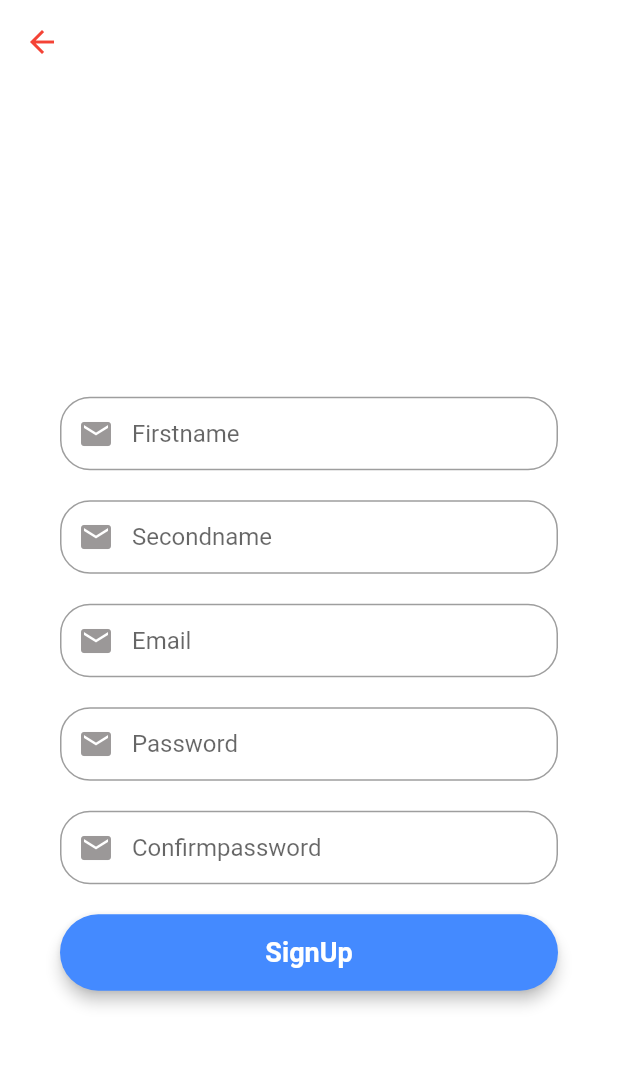
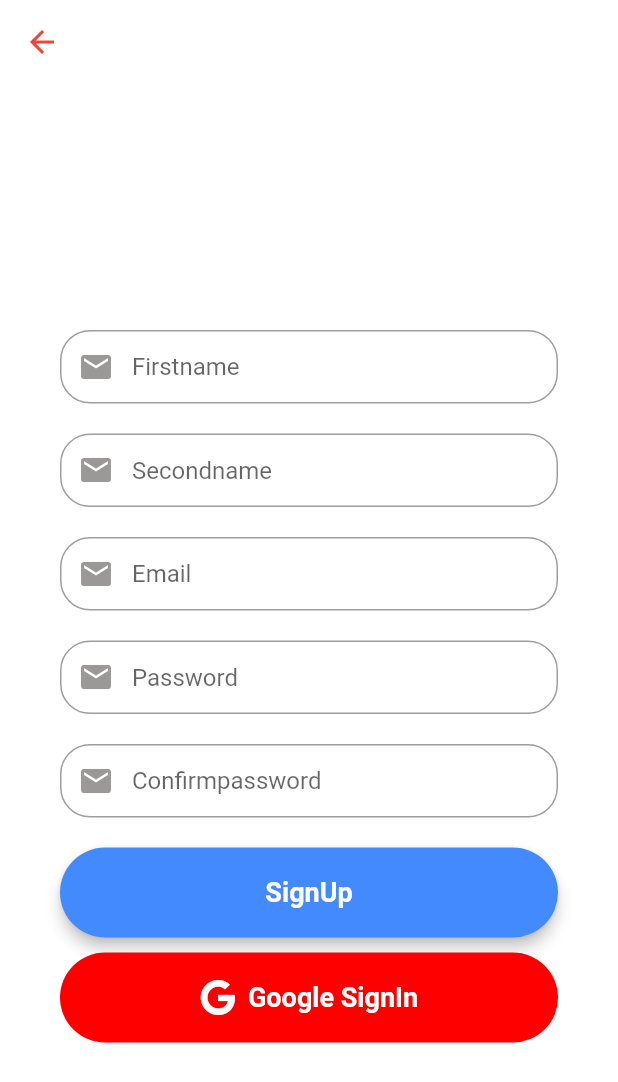
Before and after one commit to DhruvalGolakiya/DemoApp, a Flutter app: the screen it shows after launch, after a tap on "SignUp", on a phone screen of 412 x 824 dp. Shown: the top 1082 px of the screen. Run offline on Flutter 3.47's test engine with Material 2 defaults, Android fonts, the phone set to English and light mode, and no system bars; our stand-ins replace cloud_firestore, firebase_auth, firebase_core, fluttertoast, font_awesome_flutter, google_fonts and 2 more; missing offline and left inert: multilevel_drawer; accounts and stored records are empty.

Commit message:
Google commit

```diff
--- a/lib/Screen/signup_page.dart
+++ b/lib/Screen/signup_page.dart
@@ -1,12 +1,17 @@
-// ignore_for_file: prefer_const_constructors, non_constant_identifier_names, unused_import, use_key_in_widget_constructors
+// ignore_for_file: prefer_const_constructors, non_constant_identifier_names, unused_import, use_key_in_widget_constructors, unused_local_variable, prefer_const_literals_to_create_immutables, prefer_final_fields
 
 import 'package:cloud_firestore/cloud_firestore.dart';
 import 'package:firebase_auth/firebase_auth.dart';
 import 'package:flutter/material.dart';
+import 'package:flutter_demo1/AuthTypes/GoogleAuth.dart';
+import 'package:flutter_demo1/AuthTypes/goolg2.dart';
 import 'package:flutter_demo1/Screen/home_page.dart';
 import 'package:flutter_demo1/Screen/login_page.dart';
 import 'package:flutter_demo1/models/usermodel.dart';
 import 'package:fluttertoast/fluttertoast.dart';
+import 'package:font_awesome_flutter/font_awesome_flutter.dart';
+import 'package:google_sign_in/google_sign_in.dart';
+import 'package:provider/provider.dart';
 
 class SignUp extends StatefulWidget {
   @override
@@ -14,7 +19,8 @@ class SignUp extends StatefulWidget {
 }
 
 class _SignUPState extends State<SignUp> {
-  //  Sign formKey
+  GoogleSignIn _googleSignIn = GoogleSignIn();
+
   final _formKey = GlobalKey<FormState>();
 // animtion
 
@@ -30,6 +36,7 @@ class _SignUPState extends State<SignUp> {
   final _auth = FirebaseAuth.instance;
   @override
   Widget build(BuildContext context) {
+    GoogleSignInAccount? user = _googleSignIn.currentUser;
     //first Name field
     final firstName = TextFormField(
         autofocus: false,
@@ -179,7 +186,8 @@ class _SignUPState extends State<SignUp> {
       child: MaterialButton(
         splashColor: Color.fromARGB(255, 21, 0, 255),
         padding: EdgeInsets.symmetric(vertical: 15, horizontal: 0),
-        minWidth: MediaQuery.of(context).size.width,
+        minWidth: 400,
+        height: 60,
         onPressed: () {
           SignUp(emailNameEditingController.text,
               passwordNameEditingController.text);
@@ -193,6 +201,31 @@ class _SignUPState extends State<SignUp> {
       ),
     );
 
+    final GoogleSignIn = TextButton.icon(
+      style: TextButton.styleFrom(
+        minimumSize: Size(400, 60),
+        /*  padding: EdgeInsets.symmetric(vertical: 0, horizontal: 100), */
+        backgroundColor: Color.fromARGB(255, 255, 0, 0),
+        shape: RoundedRectangleBorder(
+          borderRadius: BorderRadius.circular(30),
+        ),
+      ),
+      onPressed: () async {
+        final provider = Provider.of<GooglewithSignin>(context, listen: false);
+        provider.googleLogin();
+        /* await _googleSignIn.signIn();
+        setState(() {}); */
+      },
+      icon: Icon(
+        FontAwesomeIcons.google,
+        color: Colors.white,
+      ),
+      label: Text(
+        'Google SignIn',
+        style: TextStyle(
+            color: Colors.white, fontSize: 18, fontWeight: FontWeight.bold),
+      ),
+    );
     return Scaffold(
         backgroundColor: Colors.white,
         appBar: AppBar(
@@ -242,6 +275,10 @@ class _SignUPState extends State<SignUp> {
                                 SizedBox(
                                   height: 10,
                                 ),
+                                GoogleSignIn,
+                                SizedBox(
+                                  height: 20,
+                                )
                               ],
                             )))))));
   }
--- a/lib/main.dart
+++ b/lib/main.dart
@@ -1,14 +1,14 @@
 // ignore_for_file: prefer_const_constructors, unused_import, use_key_in_widget_constructors
-
-import 'dart:math';
 
 import 'package:firebase_auth/firebase_auth.dart';
 import 'package:firebase_core/firebase_core.dart';
 import 'package:flutter/material.dart';
+import 'package:flutter_demo1/AuthTypes/goolg2.dart';
 import 'package:flutter_demo1/Screen/home_page.dart';
 import 'package:flutter_demo1/models/routes.dart';
 
 import 'package:google_fonts/google_fonts.dart';
+import 'package:provider/provider.dart';
 import 'Screen/login_page.dart';
 
 Future<void> main() async {
@@ -27,12 +27,15 @@ class MyApp extends StatefulWidget {
 class _MyAppState extends State<MyApp> {
   @override
   Widget build(BuildContext context) {
-    return MaterialApp(
-      debugShowCheckedModeBanner: false,
-      theme: ThemeData(
-        primarySwatch: Colors.blue,
+    return ChangeNotifierProvider(
+      create: (context) => GooglewithSignin(),
+      child: MaterialApp(
+        debugShowCheckedModeBanner: false,
+        theme: ThemeData(
+          primarySwatch: Colors.blue,
+        ),
+        home: MainPage(),
       ),
-      home: MainPage(),
     );
   }
 }
--- a/pubspec.yaml
+++ b/pubspec.yaml
@@ -44,6 +44,8 @@ dependencies:
   flutter_secure_storage: ^5.0.2
   font_awesome_flutter: ^10.1.0
   multilevel_drawer: ^2.0.0
+  provider: ^6.0.2
+  google_sign_in: ^5.2.4
 
 
 dev_dependencies:
@@ -72,7 +74,7 @@ flutter:
 
   assets:
     - assets/login.png
-    - assets/p1.png
+
 
 
   # An image asset can refer to one or more resolution-specific "variants", see
```
Also changed, not shown: lib/AuthTypes/GoogleAuth.dart (added, +74 -0 lines), lib/AuthTypes/goolg2.dart (added, +30 -0 lines), assets/ma.png (deleted), assets/p1.png (deleted), pubspec.lock.
